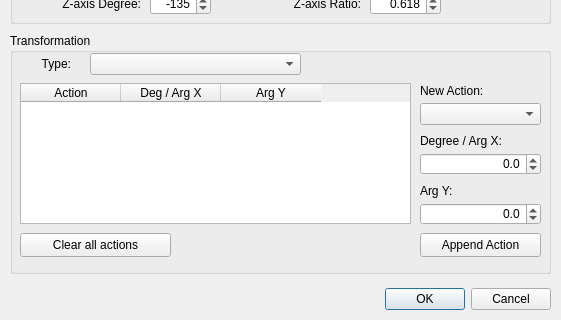
Above: FigureItNow7/finUiGraphConfigDlg.ui from yuylong/FigureItNow before the change; both pictures show x 0 to 561 and y 247 to 567 of the 561 by 567 pixel window. Below: the same form after it.
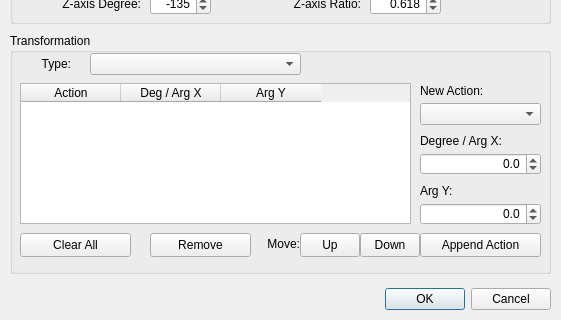
That is the form after the change. Custom widgets are drawn as their Qt base class.

Commit message: Add slot to handle affine trans action changes in graph config dialog.

What changed in the file:
```diff
--- a/FigureItNow7/finUiGraphConfigDlg.ui
+++ b/FigureItNow7/finUiGraphConfigDlg.ui
@@ -832,12 +832,67 @@
        <rect>
         <x>0</x>
         <y>150</y>
-        <width>151</width>
+        <width>111</width>
         <height>24</height>
        </rect>
       </property>
       <property name="text">
-       <string>Clear all actions</string>
+       <string>Clear All</string>
+      </property>
+     </widget>
+     <widget class="QPushButton" name="pbTransAffineRemove">
+      <property name="geometry">
+       <rect>
+        <x>130</x>
+        <y>150</y>
+        <width>101</width>
+        <height>24</height>
+       </rect>
+      </property>
+      <property name="text">
+       <string>Remove</string>
+      </property>
+     </widget>
+     <widget class="QLabel" name="lblTransAffineMoveTitle">
+      <property name="geometry">
+       <rect>
+        <x>230</x>
+        <y>150</y>
+        <width>50</width>
+        <height>22</height>
+       </rect>
+      </property>
+      <property name="text">
+       <string>Move:</string>
+      </property>
+      <property name="alignment">
+       <set>Qt::AlignRight|Qt::AlignTrailing|Qt::AlignVCenter</set>
+      </property>
+     </widget>
+     <widget class="QPushButton" name="pbTransAffineMoveUp">
+      <property name="geometry">
+       <rect>
+        <x>280</x>
+        <y>150</y>
+        <width>60</width>
+        <height>24</height>
+       </rect>
+      </property>
+      <property name="text">
+       <string>Up</string>
+      </property>
+     </widget>
+     <widget class="QPushButton" name="pbTransAffineMoveDown">
+      <property name="geometry">
+       <rect>
+        <x>340</x>
+        <y>150</y>
+        <width>60</width>
+        <height>24</height>
+       </rect>
+      </property>
+      <property name="text">
+       <string>Down</string>
       </property>
      </widget>
     </widget>
```
The commit also changes 2 other files.
